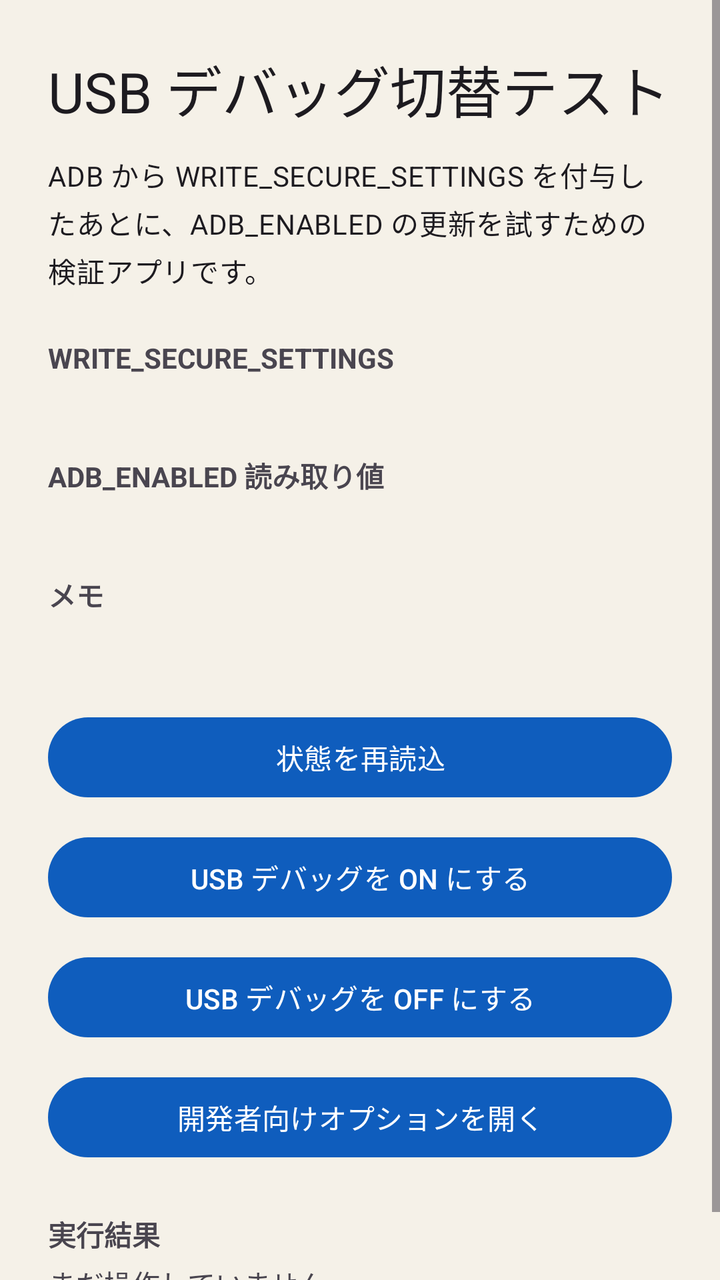
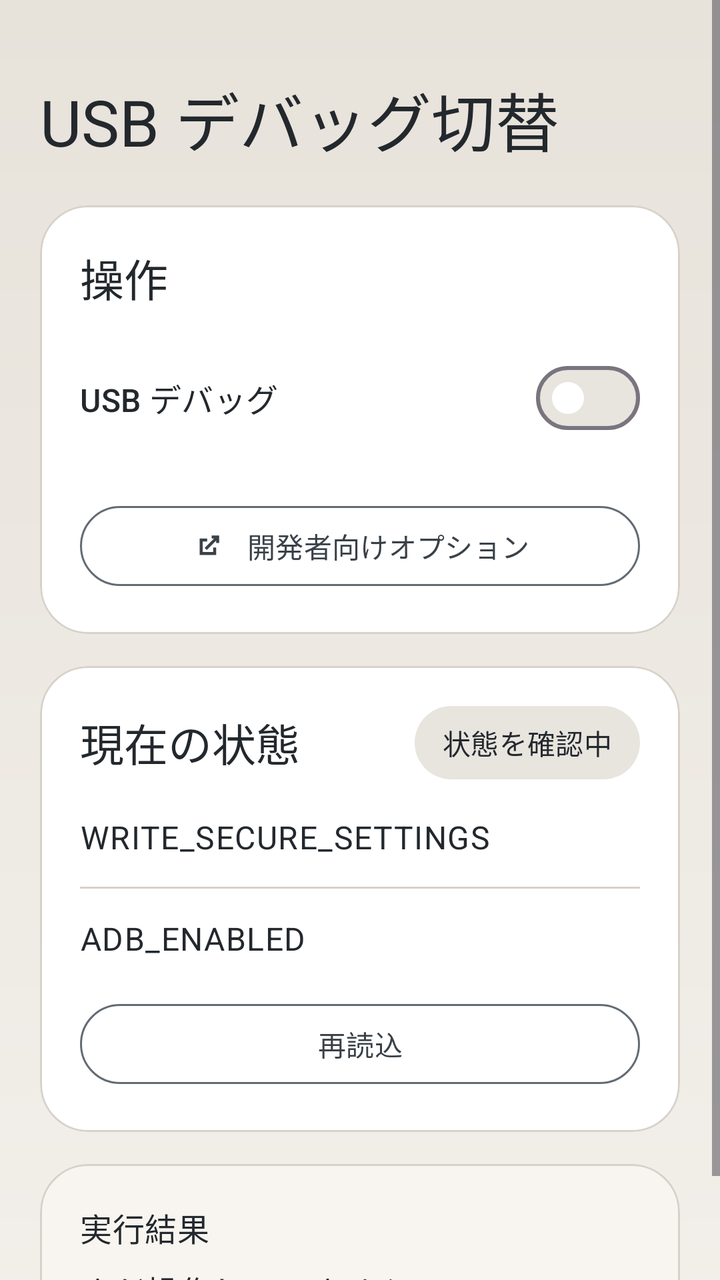

Compare the two renders of this Android layout. The source of the first and the diff that turns it into the second are given below.
<!-- AndroidManifest.xml: application theme Theme.AndroidUsbDebugMode -->
<!-- res/layout/activity_main.xml -->
<?xml version="1.0" encoding="utf-8"?>
<ScrollView xmlns:android="http://schemas.android.com/apk/res/android"
    xmlns:app="http://schemas.android.com/apk/res-auto"
    android:layout_width="match_parent"
    android:layout_height="match_parent"
    android:fillViewport="true">

    <androidx.constraintlayout.widget.ConstraintLayout
        android:layout_width="match_parent"
        android:layout_height="wrap_content"
        android:padding="24dp">

        <TextView
            android:id="@+id/titleView"
            android:layout_width="0dp"
            android:layout_height="wrap_content"
            android:text="@string/title"
            android:textAppearance="@style/TextAppearance.Material3.HeadlineMedium"
            app:layout_constraintEnd_toEndOf="parent"
            app:layout_constraintStart_toStartOf="parent"
            app:layout_constraintTop_toTopOf="parent" />

        <TextView
            android:id="@+id/descriptionView"
            android:layout_width="0dp"
            android:layout_height="wrap_content"
            android:layout_marginTop="12dp"
            android:text="@string/description"
            android:textAppearance="@style/TextAppearance.Material3.BodyMedium"
            app:layout_constraintEnd_toEndOf="parent"
            app:layout_constraintStart_toStartOf="parent"
            app:layout_constraintTop_toBottomOf="@id/titleView" />

        <TextView
            android:id="@+id/permissionLabel"
            android:layout_width="0dp"
            android:layout_height="wrap_content"
            android:layout_marginTop="24dp"
            android:text="@string/permission_label"
            android:textStyle="bold"
            app:layout_constraintEnd_toEndOf="parent"
            app:layout_constraintStart_toStartOf="parent"
            app:layout_constraintTop_toBottomOf="@id/descriptionView" />

        <TextView
            android:id="@+id/permissionValue"
            android:layout_width="0dp"
            android:layout_height="wrap_content"
            android:layout_marginTop="4dp"
            app:layout_constraintEnd_toEndOf="parent"
            app:layout_constraintStart_toStartOf="parent"
            app:layout_constraintTop_toBottomOf="@id/permissionLabel" />

        <TextView
            android:id="@+id/readbackLabel"
            android:layout_width="0dp"
            android:layout_height="wrap_content"
            android:layout_marginTop="16dp"
            android:text="@string/readback_label"
            android:textStyle="bold"
            app:layout_constraintEnd_toEndOf="parent"
            app:layout_constraintStart_toStartOf="parent"
            app:layout_constraintTop_toBottomOf="@id/permissionValue" />

        <TextView
            android:id="@+id/readbackValue"
            android:layout_width="0dp"
            android:layout_height="wrap_content"
            android:layout_marginTop="4dp"
            app:layout_constraintEnd_toEndOf="parent"
            app:layout_constraintStart_toStartOf="parent"
            app:layout_constraintTop_toBottomOf="@id/readbackLabel" />

        <TextView
            android:id="@+id/noteLabel"
            android:layout_width="0dp"
            android:layout_height="wrap_content"
            android:layout_marginTop="16dp"
            android:text="@string/note_label"
            android:textStyle="bold"
            app:layout_constraintEnd_toEndOf="parent"
            app:layout_constraintStart_toStartOf="parent"
            app:layout_constraintTop_toBottomOf="@id/readbackValue" />

        <TextView
            android:id="@+id/noteValue"
            android:layout_width="0dp"
            android:layout_height="wrap_content"
            android:layout_marginTop="4dp"
            app:layout_constraintEnd_toEndOf="parent"
            app:layout_constraintStart_toStartOf="parent"
            app:layout_constraintTop_toBottomOf="@id/noteLabel" />

        <Button
            android:id="@+id/refreshButton"
            android:layout_width="0dp"
            android:layout_height="wrap_content"
            android:layout_marginTop="24dp"
            android:text="@string/refresh_button"
            app:layout_constraintEnd_toEndOf="parent"
            app:layout_constraintStart_toStartOf="parent"
            app:layout_constraintTop_toBottomOf="@id/noteValue" />

        <Button
            android:id="@+id/enableButton"
            android:layout_width="0dp"
            android:layout_height="wrap_content"
            android:layout_marginTop="12dp"
            android:text="@string/enable_button"
            app:layout_constraintEnd_toEndOf="parent"
            app:layout_constraintStart_toStartOf="parent"
            app:layout_constraintTop_toBottomOf="@id/refreshButton" />

        <Button
            android:id="@+id/disableButton"
            android:layout_width="0dp"
            android:layout_height="wrap_content"
            android:layout_marginTop="12dp"
            android:text="@string/disable_button"
            app:layout_constraintEnd_toEndOf="parent"
            app:layout_constraintStart_toStartOf="parent"
            app:layout_constraintTop_toBottomOf="@id/enableButton" />

        <Button
            android:id="@+id/openDeveloperOptionsButton"
            android:layout_width="0dp"
            android:layout_height="wrap_content"
            android:layout_marginTop="12dp"
            android:text="@string/open_developer_options_button"
            app:layout_constraintEnd_toEndOf="parent"
            app:layout_constraintStart_toStartOf="parent"
            app:layout_constraintTop_toBottomOf="@id/disableButton" />

        <TextView
            android:id="@+id/resultLabel"
            android:layout_width="0dp"
            android:layout_height="wrap_content"
            android:layout_marginTop="24dp"
            android:text="@string/result_label"
            android:textStyle="bold"
            app:layout_constraintEnd_toEndOf="parent"
            app:layout_constraintStart_toStartOf="parent"
            app:layout_constraintTop_toBottomOf="@id/openDeveloperOptionsButton" />

        <TextView
            android:id="@+id/resultValue"
            android:layout_width="0dp"
            android:layout_height="wrap_content"
            android:layout_marginTop="4dp"
            android:text="@string/result_initial"
            app:layout_constraintBottom_toBottomOf="parent"
            app:layout_constraintEnd_toEndOf="parent"
            app:layout_constraintStart_toStartOf="parent"
            app:layout_constraintTop_toBottomOf="@id/resultLabel" />

    </androidx.constraintlayout.widget.ConstraintLayout>
</ScrollView>
<!-- resources referenced by this layout -->
<resources>
  <string name="description">ADB から WRITE_SECURE_SETTINGS を付与したあとに、ADB_ENABLED の更新を試すための検証アプリです。</string>
  <string name="disable_button">USB デバッグを OFF にする</string>
  <string name="enable_button">USB デバッグを ON にする</string>
  <string name="note_label">メモ</string>
  <string name="open_developer_options_button">開発者向けオプションを開く</string>
  <string name="permission_label">WRITE_SECURE_SETTINGS</string>
  <string name="readback_label">ADB_ENABLED 読み取り値</string>
  <string name="refresh_button">状態を再読込</string>
  <string name="result_initial">まだ操作していません。</string>
  <string name="result_label">実行結果</string>
  <string name="title">USB デバッグ切替テスト</string>
  <style name="Theme.AndroidUsbDebugMode" parent="Theme.Material3.Light.NoActionBar">
          <item name="colorPrimary">@color/blue_700</item>
          <item name="colorOnPrimary">@android:color/white</item>
          <item name="android:colorBackground">@color/sand_050</item>
          <item name="android:statusBarColor">@color/blue_900</item>
          <item name="android:navigationBarColor">@color/sand_050</item>
          <item name="android:windowLightStatusBar" tools:targetApi="m">false</item>
      </style>
  <color name="blue_700">#0F5DBD</color>
  <color name="sand_050">#F5F1E8</color>
  <color name="blue_900">#0B2A4A</color>
</resources>

<!-- the commit's change to res/layout/activity_main.xml (unified diff, before → after) -->
@@ -3,155 +3,245 @@
     xmlns:app="http://schemas.android.com/apk/res-auto"
     android:layout_width="match_parent"
     android:layout_height="match_parent"
-    android:fillViewport="true">
-
-    <androidx.constraintlayout.widget.ConstraintLayout
+    android:fillViewport="true"
+    android:fitsSystemWindows="true">
+
+    <LinearLayout
         android:layout_width="match_parent"
         android:layout_height="wrap_content"
-        android:padding="24dp">
+        android:background="@drawable/screen_background"
+        android:orientation="vertical"
+        android:paddingStart="20dp"
+        android:paddingTop="36dp"
+        android:paddingEnd="20dp"
+        android:paddingBottom="20dp">
 
         <TextView
             android:id="@+id/titleView"
-            android:layout_width="0dp"
-            android:layout_height="wrap_content"
+            android:layout_width="match_parent"
+            android:layout_height="wrap_content"
+            android:layout_marginBottom="4dp"
             android:text="@string/title"
-            android:textAppearance="@style/TextAppearance.Material3.HeadlineMedium"
-            app:layout_constraintEnd_toEndOf="parent"
-            app:layout_constraintStart_toStartOf="parent"
-            app:layout_constraintTop_toTopOf="parent" />
-
-        <TextView
-            android:id="@+id/descriptionView"
-            android:layout_width="0dp"
-            android:layout_height="wrap_content"
-            android:layout_marginTop="12dp"
-            android:text="@string/description"
-            android:textAppearance="@style/TextAppearance.Material3.BodyMedium"
-            app:layout_constraintEnd_toEndOf="parent"
-            app:layout_constraintStart_toStartOf="parent"
-            app:layout_constraintTop_toBottomOf="@id/titleView" />
-
-        <TextView
-            android:id="@+id/permissionLabel"
-            android:layout_width="0dp"
-            android:layout_height="wrap_content"
-            android:layout_marginTop="24dp"
-            android:text="@string/permission_label"
-            android:textStyle="bold"
-            app:layout_constraintEnd_toEndOf="parent"
-            app:layout_constraintStart_toStartOf="parent"
-            app:layout_constraintTop_toBottomOf="@id/descriptionView" />
-
-        <TextView
-            android:id="@+id/permissionValue"
-            android:layout_width="0dp"
-            android:layout_height="wrap_content"
-            android:layout_marginTop="4dp"
-            app:layout_constraintEnd_toEndOf="parent"
-            app:layout_constraintStart_toStartOf="parent"
-            app:layout_constraintTop_toBottomOf="@id/permissionLabel" />
-
-        <TextView
-            android:id="@+id/readbackLabel"
-            android:layout_width="0dp"
+            android:textAppearance="@style/TextAppearance.Material3.HeadlineLarge"
+            android:textColor="@color/ink_900" />
+
+        <com.google.android.material.card.MaterialCardView
+            android:id="@+id/actionCard"
+            android:layout_width="match_parent"
             android:layout_height="wrap_content"
             android:layout_marginTop="16dp"
-            android:text="@string/readback_label"
-            android:textStyle="bold"
-            app:layout_constraintEnd_toEndOf="parent"
-            app:layout_constraintStart_toStartOf="parent"
-            app:layout_constraintTop_toBottomOf="@id/permissionValue" />
-
-        <TextView
-            android:id="@+id/readbackValue"
-            android:layout_width="0dp"
-            android:layout_height="wrap_content"
-            android:layout_marginTop="4dp"
-            app:layout_constraintEnd_toEndOf="parent"
-            app:layout_constraintStart_toStartOf="parent"
-            app:layout_constraintTop_toBottomOf="@id/readbackLabel" />
-
-        <TextView
-            android:id="@+id/noteLabel"
-            android:layout_width="0dp"
+            app:cardBackgroundColor="@android:color/white"
+            app:cardCornerRadius="24dp"
+            app:cardElevation="0dp"
+            app:strokeColor="@color/card_stroke"
+            app:strokeWidth="1dp">
+
+            <LinearLayout
+                android:layout_width="match_parent"
+                android:layout_height="wrap_content"
+                android:orientation="vertical"
+                android:padding="20dp">
+
+                <TextView
+                    android:layout_width="wrap_content"
+                    android:layout_height="wrap_content"
+                    android:text="@string/action_section_title"
+                    android:textAppearance="@style/TextAppearance.Material3.TitleLarge"
+                    android:textColor="@color/ink_900" />
+
+                <com.google.android.material.materialswitch.MaterialSwitch
+                    android:id="@+id/debugToggle"
+                    android:layout_width="match_parent"
+                    android:layout_height="wrap_content"
+                    android:layout_marginTop="16dp"
+                    android:minHeight="56dp"
+                    android:text="@string/debug_toggle_label"
+                    android:textAppearance="@style/TextAppearance.Material3.TitleMedium"
+                    android:textColor="@color/ink_900"
+                    app:thumbTint="@color/debug_switch_thumb"
+                    app:trackTint="@color/debug_switch_track" />
+
+                <LinearLayout
+                    android:layout_width="match_parent"
+                    android:layout_height="wrap_content"
+                    android:layout_marginTop="14dp"
+                    android:orientation="horizontal">
+
+                    <com.google.android.material.button.MaterialButton
+                        android:id="@+id/openDeveloperOptionsButton"
+                        style="@style/Widget.Material3.Button.TextButton"
+                        android:layout_width="0dp"
+                        android:layout_height="wrap_content"
+                        android:layout_weight="1"
+                        android:text="@string/open_developer_options_button"
+                        android:visibility="gone" />
+                </LinearLayout>
+
+                <com.google.android.material.button.MaterialButton
+                    android:id="@+id/openDeveloperOptionsButtonSecondary"
+                    style="@style/Widget.Material3.Button.OutlinedButton"
+                    android:layout_width="match_parent"
+                    android:layout_height="wrap_content"
+                    android:layout_marginTop="8dp"
+                    android:minHeight="48dp"
+                    android:text="@string/open_developer_options_button"
+                    android:textColor="@color/blue_900"
+                    app:icon="@drawable/ic_open_link"
+                    app:iconGravity="textStart"
+                    app:iconPadding="10dp"
+                    app:iconTint="@color/blue_900"
+                    app:strokeColor="@color/blue_700"
+                    app:strokeWidth="1dp" />
+
+            </LinearLayout>
+        </com.google.android.material.card.MaterialCardView>
+
+        <com.google.android.material.card.MaterialCardView
+            android:id="@+id/statusCard"
+            android:layout_width="match_parent"
             android:layout_height="wrap_content"
             android:layout_marginTop="16dp"
-            android:text="@string/note_label"
-            android:textStyle="bold"
-            app:layout_constraintEnd_toEndOf="parent"
-            app:layout_constraintStart_toStartOf="parent"
-            app:layout_constraintTop_toBottomOf="@id/readbackValue" />
-
-        <TextView
-            android:id="@+id/noteValue"
-            android:layout_width="0dp"
-            android:layout_height="wrap_content"
-            android:layout_marginTop="4dp"
-            app:layout_constraintEnd_toEndOf="parent"
-            app:layout_constraintStart_toStartOf="parent"
-            app:layout_constraintTop_toBottomOf="@id/noteLabel" />
-
-        <Button
-            android:id="@+id/refreshButton"
-            android:layout_width="0dp"
-            android:layout_height="wrap_content"
-            android:layout_marginTop="24dp"
-            android:text="@string/refresh_button"
-            app:layout_constraintEnd_toEndOf="parent"
-            app:layout_constraintStart_toStartOf="parent"
-            app:layout_constraintTop_toBottomOf="@id/noteValue" />
-
-        <Button
-            android:id="@+id/enableButton"
-            android:layout_width="0dp"
-            android:layout_height="wrap_content"
-            android:layout_marginTop="12dp"
-            android:text="@string/enable_button"
-            app:layout_constraintEnd_toEndOf="parent"
-            app:layout_constraintStart_toStartOf="parent"
-            app:layout_constraintTop_toBottomOf="@id/refreshButton" />
-
-        <Button
-            android:id="@+id/disableButton"
-            android:layout_width="0dp"
-            android:layout_height="wrap_content"
-            android:layout_marginTop="12dp"
-            android:text="@string/disable_button"
-            app:layout_constraintEnd_toEndOf="parent"
-            app:layout_constraintStart_toStartOf="parent"
-            app:layout_constraintTop_toBottomOf="@id/enableButton" />
-
-        <Button
-            android:id="@+id/openDeveloperOptionsButton"
-            android:layout_width="0dp"
-            android:layout_height="wrap_content"
-            android:layout_marginTop="12dp"
-            android:text="@string/open_developer_options_button"
-            app:layout_constraintEnd_toEndOf="parent"
-            app:layout_constraintStart_toStartOf="parent"
-            app:layout_constraintTop_toBottomOf="@id/disableButton" />
-
-        <TextView
-            android:id="@+id/resultLabel"
-            android:layout_width="0dp"
-            android:layout_height="wrap_content"
-            android:layout_marginTop="24dp"
-            android:text="@string/result_label"
-            android:textStyle="bold"
-            app:layout_constraintEnd_toEndOf="parent"
-            app:layout_constraintStart_toStartOf="parent"
-            app:layout_constraintTop_toBottomOf="@id/openDeveloperOptionsButton" />
-
-        <TextView
-            android:id="@+id/resultValue"
-            android:layout_width="0dp"
-            android:layout_height="wrap_content"
-            android:layout_marginTop="4dp"
-            android:text="@string/result_initial"
-            app:layout_constraintBottom_toBottomOf="parent"
-            app:layout_constraintEnd_toEndOf="parent"
-            app:layout_constraintStart_toStartOf="parent"
-            app:layout_constraintTop_toBottomOf="@id/resultLabel" />
-
-    </androidx.constraintlayout.widget.ConstraintLayout>
+            app:cardBackgroundColor="@android:color/white"
+            app:cardCornerRadius="24dp"
+            app:cardElevation="0dp"
+            app:strokeColor="@color/card_stroke"
+            app:strokeWidth="1dp">
+
+            <LinearLayout
+                android:layout_width="match_parent"
+                android:layout_height="wrap_content"
+                android:orientation="vertical"
+                android:padding="20dp">
+
+                <LinearLayout
+                    android:layout_width="match_parent"
+                    android:layout_height="wrap_content"
+                    android:gravity="center_vertical"
+                    android:orientation="horizontal">
+
+                    <TextView
+                        android:layout_width="0dp"
+                        android:layout_height="wrap_content"
+                        android:layout_weight="1"
+                        android:text="@string/status_section_title"
+                        android:textAppearance="@style/TextAppearance.Material3.TitleLarge"
+                        android:textColor="@color/ink_900" />
+
+                    <TextView
+                        android:id="@+id/overallStatusValue"
+                        android:layout_width="wrap_content"
+                        android:layout_height="wrap_content"
+                        android:background="@drawable/pill_status_neutral"
+                        android:paddingStart="14dp"
+                        android:paddingTop="8dp"
+                        android:paddingEnd="14dp"
+                        android:paddingBottom="8dp"
+                        android:text="@string/status_pending"
+                        android:textAppearance="@style/TextAppearance.Material3.LabelLarge"
+                        android:textColor="@color/ink_900" />
+                </LinearLayout>
+
+                <LinearLayout
+                    android:layout_width="match_parent"
+                    android:layout_height="wrap_content"
+                    android:layout_marginTop="18dp"
+                    android:gravity="center_vertical"
+                    android:orientation="horizontal">
+
+                    <TextView
+                        android:layout_width="0dp"
+                        android:layout_height="wrap_content"
+                        android:layout_weight="1"
+                        android:text="@string/permission_label"
+                        android:textAppearance="@style/TextAppearance.Material3.BodyLarge"
+                        android:textColor="@color/ink_900" />
+
+                    <TextView
+                        android:id="@+id/permissionValue"
+                        android:layout_width="wrap_content"
+                        android:layout_height="wrap_content"
+                        android:textAppearance="@style/TextAppearance.Material3.BodyLarge"
+                        android:textColor="@color/ink_500" />
+                </LinearLayout>
+
+                <View
+                    android:layout_width="match_parent"
+                    android:layout_height="1dp"
+                    android:layout_marginTop="14dp"
+                    android:background="@color/card_stroke" />
+
+                <LinearLayout
+                    android:layout_width="match_parent"
+                    android:layout_height="wrap_content"
+                    android:layout_marginTop="14dp"
+                    android:gravity="center_vertical"
+                    android:orientation="horizontal">
+
+                    <TextView
+                        android:layout_width="0dp"
+                        android:layout_height="wrap_content"
+                        android:layout_weight="1"
+                        android:text="@string/adb_enabled_label"
+                        android:textAppearance="@style/TextAppearance.Material3.BodyLarge"
+                        android:textColor="@color/ink_900" />
+
+                    <TextView
+                        android:id="@+id/readbackValue"
+                        android:layout_width="wrap_content"
+                        android:layout_height="wrap_content"
+                        android:textAppearance="@style/TextAppearance.Material3.BodyLarge"
+                        android:textColor="@color/ink_500" />
+                </LinearLayout>
+
+                <com.google.android.material.button.MaterialButton
+                    android:id="@+id/refreshButton"
+                    style="@style/Widget.Material3.Button.OutlinedButton"
+                    android:layout_width="match_parent"
+                    android:layout_height="wrap_content"
+                    android:layout_marginTop="18dp"
+                    android:text="@string/refresh_button"
+                    android:textColor="@color/blue_900"
+                    app:strokeColor="@color/blue_700"
+                    app:strokeWidth="1dp" />
+
+            </LinearLayout>
+        </com.google.android.material.card.MaterialCardView>
+
+        <com.google.android.material.card.MaterialCardView
+            android:id="@+id/resultCard"
+            android:layout_width="match_parent"
+            android:layout_height="wrap_content"
+            android:layout_marginTop="16dp"
+            app:cardBackgroundColor="@color/result_neutral"
+            app:cardCornerRadius="24dp"
+            app:cardElevation="0dp"
+            app:strokeColor="@color/card_stroke"
+            app:strokeWidth="1dp">
+
+            <LinearLayout
+                android:layout_width="match_parent"
+                android:layout_height="wrap_content"
+                android:orientation="vertical"
+                android:padding="20dp">
+
+                <TextView
+                    android:layout_width="wrap_content"
+                    android:layout_height="wrap_content"
+                    android:text="@string/result_label"
+                    android:textAppearance="@style/TextAppearance.Material3.TitleMedium"
+                    android:textColor="@color/ink_900" />
+
+                <TextView
+                    android:id="@+id/resultValue"
+                    android:layout_width="match_parent"
+                    android:layout_height="wrap_content"
+                    android:layout_marginTop="8dp"
+                    android:lineSpacingExtra="2dp"
+                    android:text="@string/result_initial"
+                    android:textAppearance="@style/TextAppearance.Material3.BodyLarge"
+                    android:textColor="@color/ink_900" />
+            </LinearLayout>
+        </com.google.android.material.card.MaterialCardView>
+
+    </LinearLayout>
 </ScrollView>
<!-- resource entries referenced after the edit -->
@@ -1,16 +1,13 @@
 <!-- resources referenced by this layout -->
 <resources>
-  <string name="description">ADB から WRITE_SECURE_SETTINGS を付与したあとに、ADB_ENABLED の更新を試すための検証アプリです。</string>
-  <string name="disable_button">USB デバッグを OFF にする</string>
-  <string name="enable_button">USB デバッグを ON にする</string>
-  <string name="note_label">メモ</string>
-  <string name="open_developer_options_button">開発者向けオプションを開く</string>
+  <string name="open_developer_options_button">開発者向けオプション</string>
   <string name="permission_label">WRITE_SECURE_SETTINGS</string>
-  <string name="readback_label">ADB_ENABLED 読み取り値</string>
-  <string name="refresh_button">状態を再読込</string>
+  <string name="refresh_button">再読込</string>
   <string name="result_initial">まだ操作していません。</string>
   <string name="result_label">実行結果</string>
-  <string name="title">USB デバッグ切替テスト</string>
+  <string name="status_pending">状態を確認中</string>
+  <string name="status_section_title">現在の状態</string>
+  <string name="title">USB デバッグ切替</string>
   <style name="Theme.AndroidUsbDebugMode" parent="Theme.Material3.Light.NoActionBar">
           <item name="colorPrimary">@color/blue_700</item>
           <item name="colorOnPrimary">@android:color/white</item>
@@ -19,8 +16,47 @@
           <item name="android:navigationBarColor">@color/sand_050</item>
           <item name="android:windowLightStatusBar" tools:targetApi="m">false</item>
       </style>
-  <color name="blue_700">#0F5DBD</color>
-  <color name="sand_050">#F5F1E8</color>
-  <color name="blue_900">#0B2A4A</color>
+  <color name="status_neutral_bg">#E8E4DE</color>
+  <color name="blue_700">#636B74</color>
+  <color name="sand_050">#F3F0EB</color>
+  <color name="sand_100">#E7E2DA</color>
+  <color name="blue_900">#394148</color>
+  <color name="card_stroke">#D7D1C9</color>
+  <color name="ink_500">#6A7178</color>
+  <color name="ink_900">#23282D</color>
+  <color name="result_neutral">#F8F5F0</color>
+  <!-- drawable ic_open_link (drawable) -->
+  <?xml version="1.0" encoding="utf-8"?>
+  <vector xmlns:android="http://schemas.android.com/apk/res/android"
+      android:width="24dp"
+      android:height="24dp"
+      android:viewportWidth="24"
+      android:viewportHeight="24">
+      <path
+          android:fillColor="#394148"
+          android:pathData="M14,5h5v5h-2V8.41l-6.29,6.3-1.42,-1.42L15.59,7H14V5z" />
+      <path
+          android:fillColor="#394148"
+          android:pathData="M6,7h5v2H8v7h7v-3h2v5H6V7z" />
+  </vector>
+  <!-- drawable pill_status_neutral (drawable) -->
+  <?xml version="1.0" encoding="utf-8"?>
+  <shape xmlns:android="http://schemas.android.com/apk/res/android"
+      android:shape="rectangle">
+      <solid android:color="@color/status_neutral_bg" />
+      <corners android:radius="999dp" />
+  </shape>
+  <!-- drawable screen_background (drawable) -->
+  <?xml version="1.0" encoding="utf-8"?>
+  <shape xmlns:android="http://schemas.android.com/apk/res/android"
+      android:shape="rectangle">
+      <gradient
+          android:angle="270"
+          android:endColor="@color/sand_050"
+          android:startColor="@color/sand_100" />
+  </shape>
+  <string name="action_section_title">操作</string>
+  <string name="adb_enabled_label">ADB_ENABLED</string>
+  <string name="debug_toggle_label">USB デバッグ</string>
 </resources>
 
